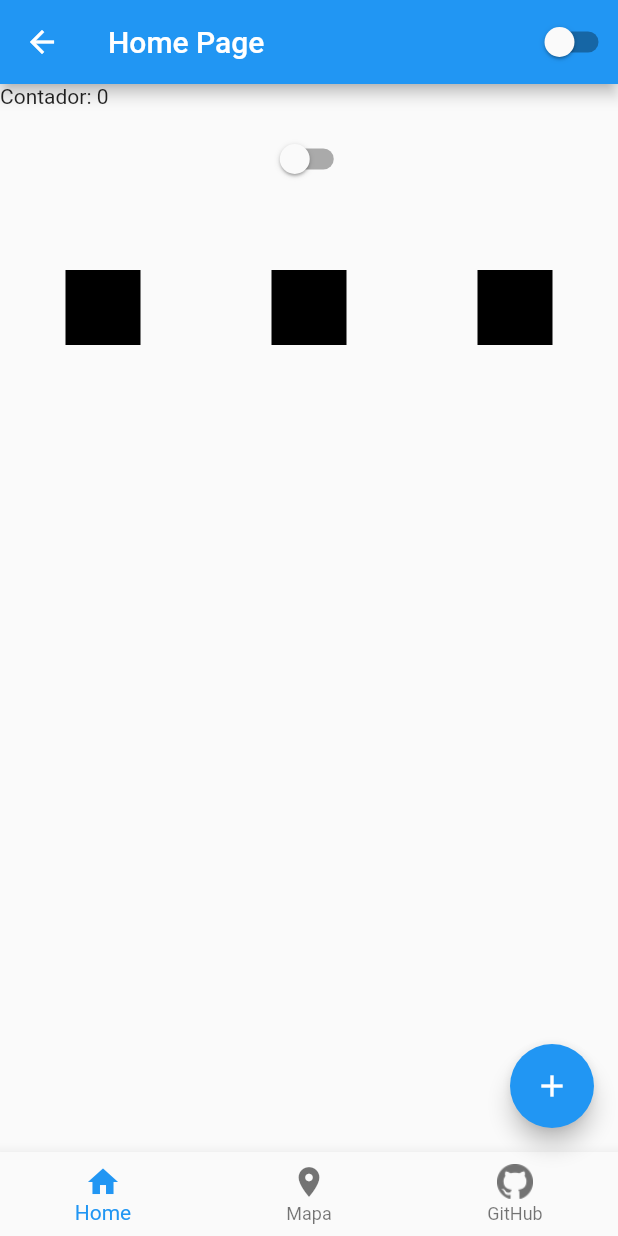
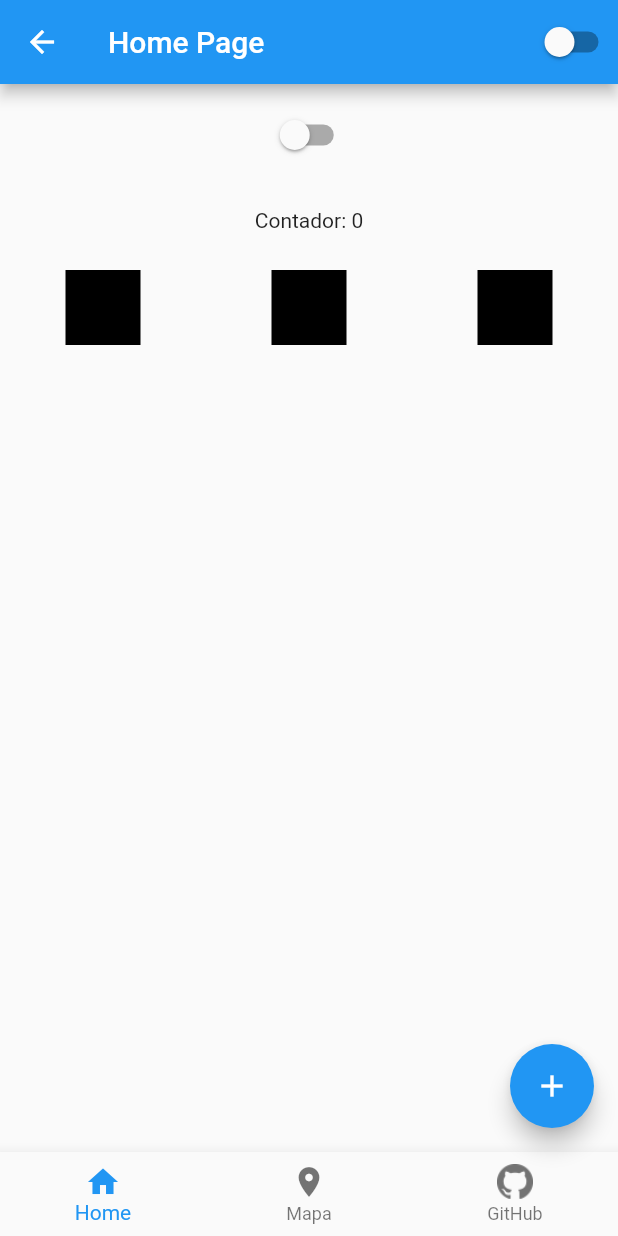
Before and after one commit to yasukawa426/flutter_video_aula, a Flutter app: the HomePage screen opened by its route, on a phone screen of 412 x 824 dp. Run offline on Flutter 3.47's test engine with Material 2 defaults, Android fonts, the phone set to English and light mode, and no system bars.

Commit message:
contador mudado de posicao

```diff
--- a/lib/home_page.dart
+++ b/lib/home_page.dart
@@ -28,13 +28,13 @@ class HomePageState extends State<HomePage> {
           //mainAxisAlignment: MainAxisAlignment.center,//centraliza o eixo principal (y)
           //crossAxisAlignment: CrossAxisAlignment.start,//eixo x
           children: [
-            Text("Contador: $counter"),
             Container(
               height: 10,
             ),
             CustomSwitch(),
-            Container(
-              height: 50,
+            Padding(
+              padding: const EdgeInsets.all(25.0),
+              child: Center(child: Text("Contador: $counter")),
             ),
             Row(
               mainAxisAlignment: MainAxisAlignment.spaceAround,
@@ -54,7 +54,7 @@ class HomePageState extends State<HomePage> {
                   width: 50,
                   height: 50,
                   color: Colors.black,
-                )
+                ),
               ],
             ),
           ],
```
